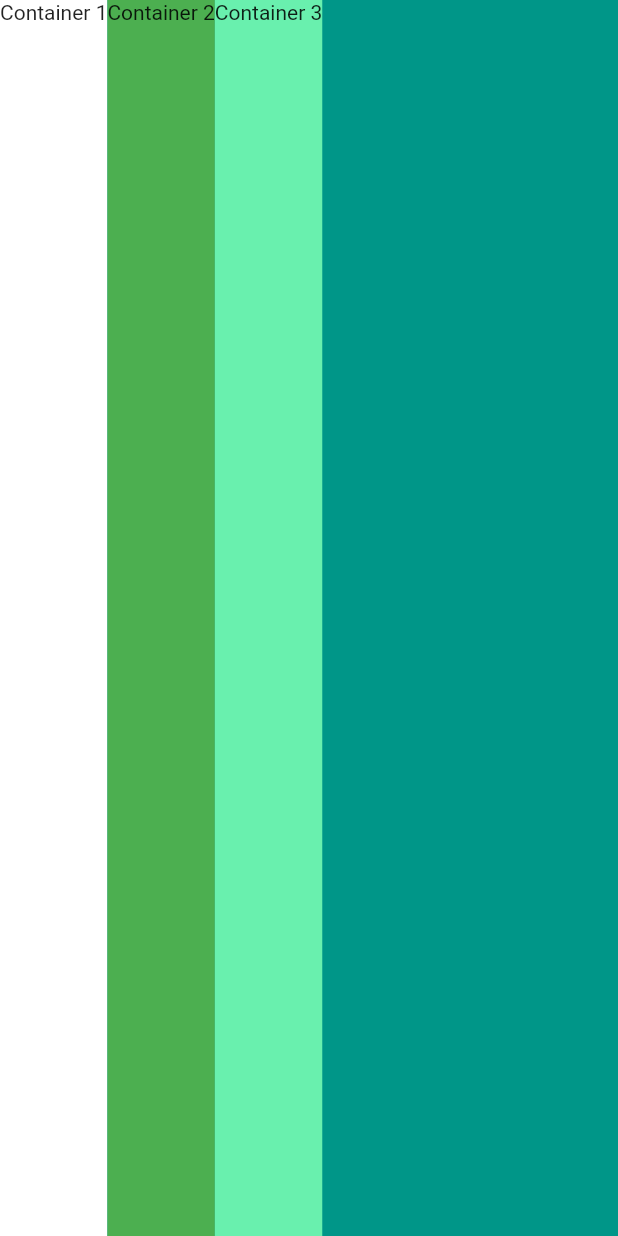
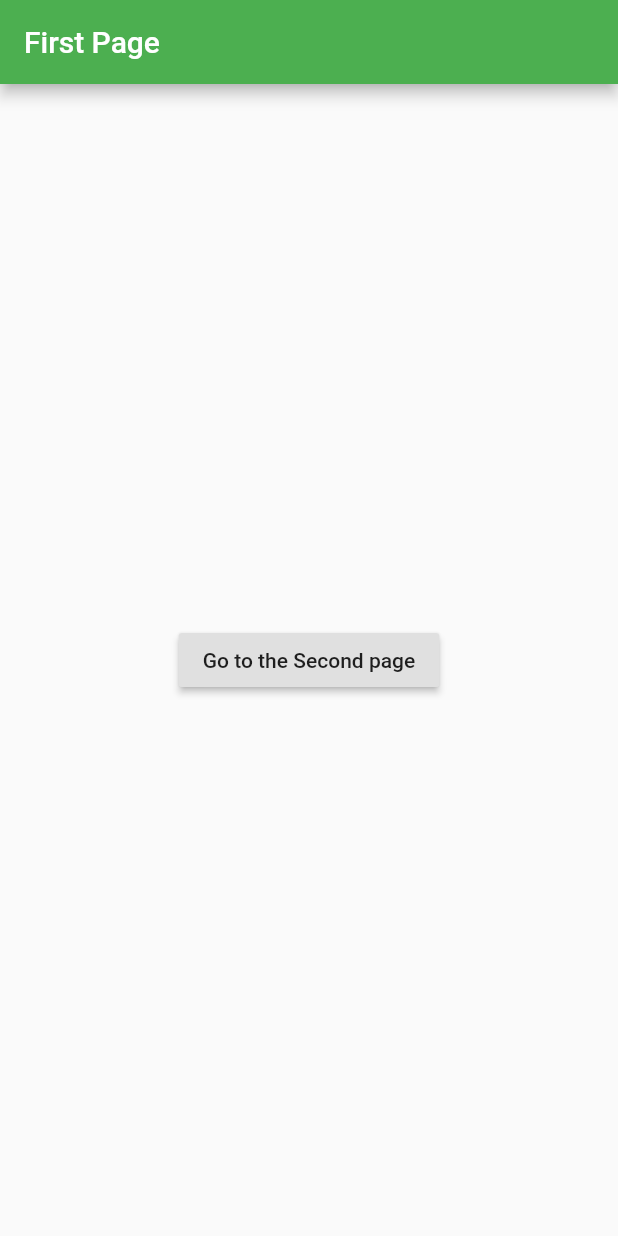
Before and after one commit to moonyah/summer_practice, a Flutter app: the screen it shows after launch, on a phone screen of 412 x 824 dp. Run offline on Flutter 3.47's test engine with Material 2 defaults, Android fonts, the phone set to English and light mode, and no system bars; our stand-ins replace fluttertoast.

```diff
--- a/lib/main.dart
+++ b/lib/main.dart
@@ -14,7 +14,7 @@ class MyApp extends StatelessWidget {
       title: 'Myapp',
       theme: ThemeData(primarySwatch: Colors.green),
       //home: MyHomePagee(title: 'Flutter Demo Home Page')
-      home: DoColumnRow(),
+      home: FirstPage(),
     );
   }
 }
@@ -580,3 +580,44 @@ class DoColumnRow extends StatelessWidget {
     );
   }
 }
+
+class FirstPage extends StatelessWidget {
+  const FirstPage({Key? key}) : super(key: key);
+
+  @override
+  Widget build(BuildContext context) {
+    return Scaffold(
+      appBar: AppBar(
+        title: Text('First Page'),
+      ),
+      body: Center(
+        child: RaisedButton(
+        child: Text('Go to the Second page'),
+          onPressed: () {
+          Navigator.push(context, MaterialPageRoute(
+          builder: (context)=>SecondPage()));
+          }) //First Page의 context
+     ),
+      );
+  }
+}
+
+class SecondPage extends StatelessWidget {
+  const SecondPage({Key? key}) : super(key: key);
+
+  @override
+  Widget build(BuildContext ctx) {
+    return Scaffold(
+      appBar: AppBar(
+        title: Text('Second Page'),
+      ),
+      body: Center(
+        child: RaisedButton(
+            child: Text('Go to the First page'),
+            onPressed: () {
+              Navigator.pop(ctx);
+            }),
+      ),
+    );
+  }
+}
```
